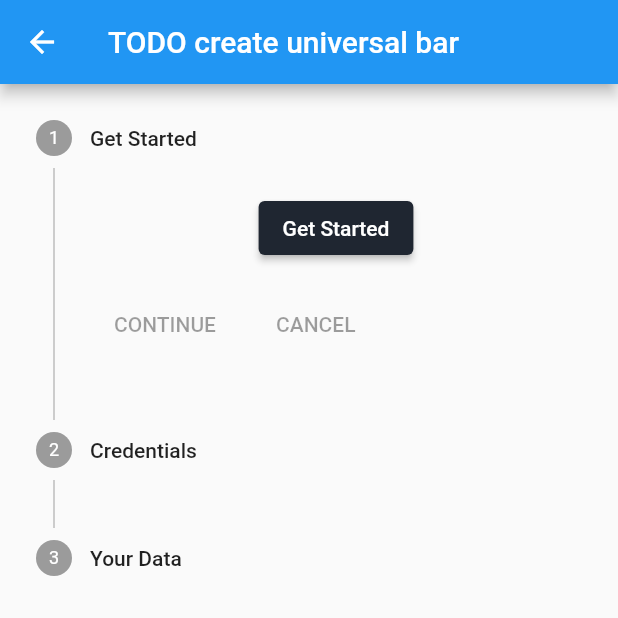
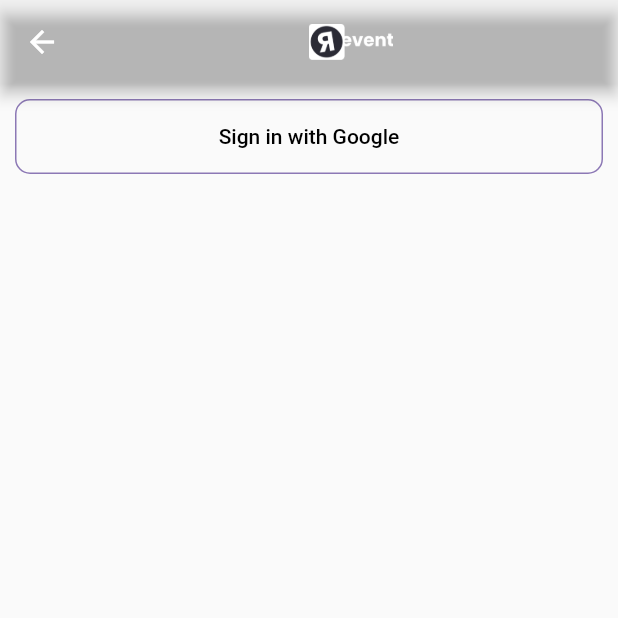
Before and after one commit to Just-another-Muensterhack/revent, a Flutter app: the LoginPage screen opened directly, on a phone screen of 412 x 824 dp, the top half of it. Run offline on Flutter 3.47's test engine with Material 2 defaults, Android fonts, the light colour scheme and no system bars; our stand-ins replace cloud_firestore, firebase_auth, firebase_core, google_sign_in; accounts and stored records are empty.

```diff
--- a/lib/pages/auth/login/login_page.dart
+++ b/lib/pages/auth/login/login_page.dart
@@ -1,12 +1,9 @@
 import 'package:flutter/material.dart';
-
-
-String mailValidator(value){
-  if(value.isEmpty){
-    return 'Please fill in the Email';
-  }
-  return "";
-}
+import 'package:revent/pages/auth/login/data_page.dart';
+import 'package:revent/services/auth_service.dart';
+import 'package:revent/widget/custom_button.dart';
+import 'package:revent/widget/custom_textfield.dart';
+import 'package:revent/widget/image_appbar.dart';
 
 class LoginPage extends StatefulWidget{
   @override
@@ -15,50 +12,32 @@ class LoginPage extends StatefulWidget{
 
 class _LoginPageState extends State<LoginPage>{
 
-  // Decorator for google-Mail input
-  InputDecoration _mailDecoration = new InputDecoration(
-    border: OutlineInputBorder(),
-    icon: Icon(Icons.mail),
-    hintText: "Please Enter your Google-Mail",
-    labelText: "Mail"
-  );
-
-
   @override
   Widget build(BuildContext context) {
 
+    void _sendForm(){
+      //sign in and open data page
+      AuthService.signInWithGoogle().then(
+              (value) => Navigator.push(context, MaterialPageRoute(
+              builder: (context) => DataPage()
+          ))
+      );
+    }
+
     int _stepperIndex = 0;
 
+    String _mail = '';
+    String _password = '';
+
     return Scaffold(
-      appBar: AppBar(
-        title: Text("TODO create universal bar"),
-      ),
-      body: Stepper(
-        steps: [
-          Step(
-              title: Text("Get Started"),
-              content: Column(
-                children: [
-                  ElevatedButton(
-                      onPressed:() => {},
-                      child: Text("Get Started"),
-                  )
-                ],
-              )
-          ),
-          Step(
-              title: Text("Credentials"),
-              content: Column(
-                children: [
-                  ElevatedButton(onPressed: () => {}, child: Text("Login with Google"))
-                ],
-              )
-          ),
-          Step(
-            title: Text("Your Data"),
-            content: Column(),  // TODO fill
-          )
-        ],
+      appBar: imageAppBar(),
+      body: Padding(
+        padding: EdgeInsets.all(10.0),
+        child: Column(
+          children: [
+            CustomButton(buttonText: "Sign in with Google", onPress: () => _sendForm(),)
+          ],
+        ),
       )
     );
   }
```
Also changed, not shown: lib/pages/auth/login/data_page.dart (+23 -11 lines).
